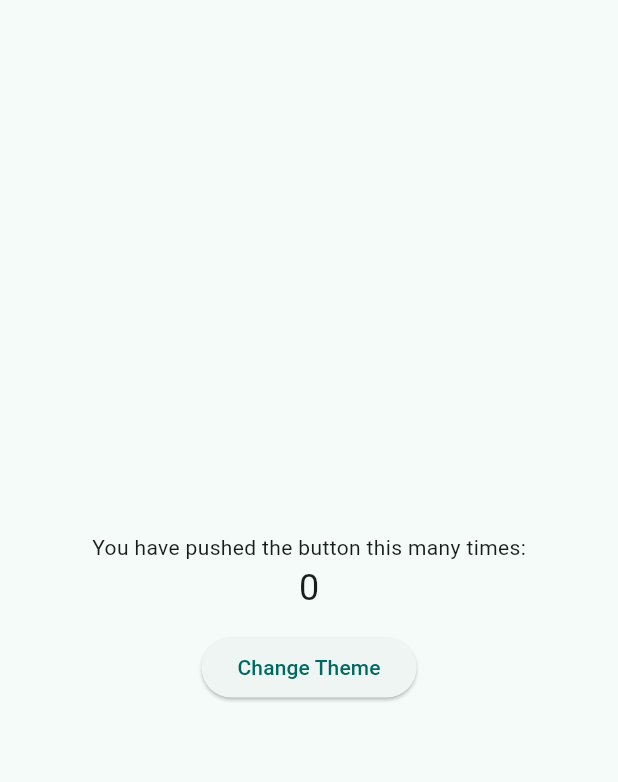
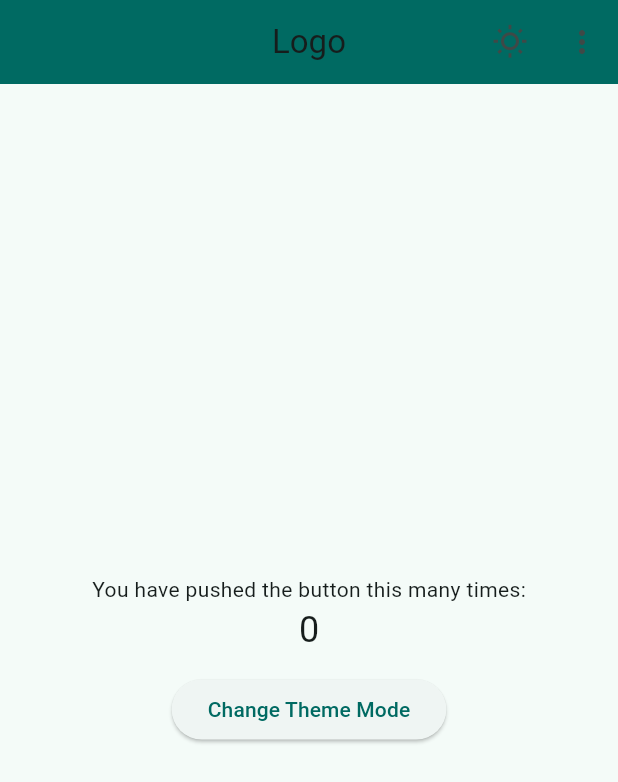
Before and after one commit to Jcmljunior-Archives/learning-app, a Flutter app: the screen it shows after launch, on a phone screen of 412 x 824 dp. Shown: the top 782 px of the screen. Run offline on Flutter 3.47's test engine with Material 2 defaults, Android fonts, the phone set to English and light mode, and no system bars.

Commit message:
Testes com componentes externo

```diff
--- a/lib/app/bootstrap.dart
+++ b/lib/app/bootstrap.dart
@@ -17,15 +17,23 @@ class BootstrapState extends State<Bootstrap> {
   @override
   initState() {
     super.initState();
+
+    // Inicialização de tema.
     updateTheme(
       _controller.colorSelected,
       _controller.useMaterial3,
       _controller.useLightMode,
     );
+
+    // print(SchedulerBinding.instance.window.platformBrightness);
   }
 
   bool getUseLightMode() {
     return _controller.useLightMode;
+  }
+
+  int getColorSelected() {
+    return _controller.colorSelected;
   }
 
   void updateTheme(int colorIndex, bool useMaterial3, bool useLightMode) {
@@ -64,7 +72,7 @@ class BootstrapState extends State<Bootstrap> {
   Widget build(BuildContext context) {
     return MaterialApp(
       debugShowCheckedModeBanner: false,
-      themeMode: _controller.useLightMode ? ThemeMode.light : ThemeMode.dark,
+      themeMode: getUseLightMode() ? ThemeMode.light : ThemeMode.dark,
       theme: _controller.themeData,
       initialRoute: '/',
       routes: _getAllRoutes(),
--- a/lib/app/controller/bootstrap_controller.dart
+++ b/lib/app/controller/bootstrap_controller.dart
@@ -1,18 +1,17 @@
 import 'package:flutter/material.dart';
-import 'package:learning_app/app/model/palette_model.dart';
+
+import '../model/palette_model.dart';
 
 class BootstrapController {
   bool useMaterial3 = true;
   bool useLightMode = true;
   int colorSelected = 0;
 
-  PaletteModel paletteModel = PaletteModel();
-
   late ThemeData themeData;
 
   ThemeData updateTheme(int colorIndex, bool useMaterial3, bool useLightMode) {
     return ThemeData(
-      colorSchemeSeed: paletteModel.getColors()[colorSelected],
+      colorSchemeSeed: PaletteModel.colorItems.elementAt(colorSelected),
       useMaterial3: useMaterial3,
       brightness: useLightMode ? Brightness.light : Brightness.dark,
     );
--- a/lib/app/model/palette_model.dart
+++ b/lib/app/model/palette_model.dart
@@ -1,9 +1,8 @@
 import 'package:flutter/material.dart';
 
-const Color baseColor = Color.fromRGBO(33, 159, 148, 1);
-
 class PaletteModel {
-  final List<Color> _items = [
+  static const Color baseColor = Color.fromRGBO(33, 159, 148, 1);
+  static const List<Color> colorItems = [
     baseColor,
     Colors.blue,
     Colors.teal,
@@ -12,8 +11,7 @@ class PaletteModel {
     Colors.orange,
     Colors.pink
   ];
-
-  final List<String> _labels = [
+  static const List<String> colorLabels = [
     "Baseline",
     "Blue",
     "Teal",
@@ -22,12 +20,4 @@ class PaletteModel {
     "Orange",
     "Pink",
   ];
-
-  List<Color> getColors() {
-    return _items;
-  }
-
-  List<String> getLabels() {
-    return _labels;
-  }
 }
--- a/lib/app/view/initial_view.dart
+++ b/lib/app/view/initial_view.dart
@@ -1,6 +1,7 @@
 import 'package:flutter/material.dart';
 
 import '../bootstrap.dart';
+import '../component/appbar_component.dart';
 
 class InitialView extends StatefulWidget {
   const InitialView({Key? key}) : super(key: key);
@@ -10,9 +11,12 @@ class InitialView extends StatefulWidget {
 }
 
 class InitialViewState extends State<InitialView> {
+  SizedBox _divider() => const SizedBox(height: 12);
+
   @override
   Widget build(BuildContext context) {
     return Scaffold(
+      appBar: const AppBarComponent().createAppBar(context),
       body: Row(
         crossAxisAlignment: CrossAxisAlignment.center,
         mainAxisAlignment: MainAxisAlignment.center,
@@ -28,16 +32,14 @@ class InitialViewState extends State<InitialView> {
                   fontSize: 24,
                 ),
               ),
-              const SizedBox(
-                height: 12,
-              ),
+              _divider(),
               ElevatedButton(
                 onPressed: () {
                   context
                       .findAncestorStateOfType<BootstrapState>()
                       ?.handleBrightnessChange();
                 },
-                child: const Text('Change Theme'),
+                child: const Text('Change Theme Mode'),
               ),
             ],
           ),
--- a/pubspec.yaml
+++ b/pubspec.yaml
@@ -8,7 +8,6 @@ dependencies:
   flutter:
     sdk: flutter
   cupertino_icons: ^1.0.2
-  localstorage: ^4.0.0+1
 dev_dependencies:
   flutter_test:
     sdk: flutter
```
Also changed, not shown: lib/app/component/appbar_component.dart (added, +77 -0 lines).
